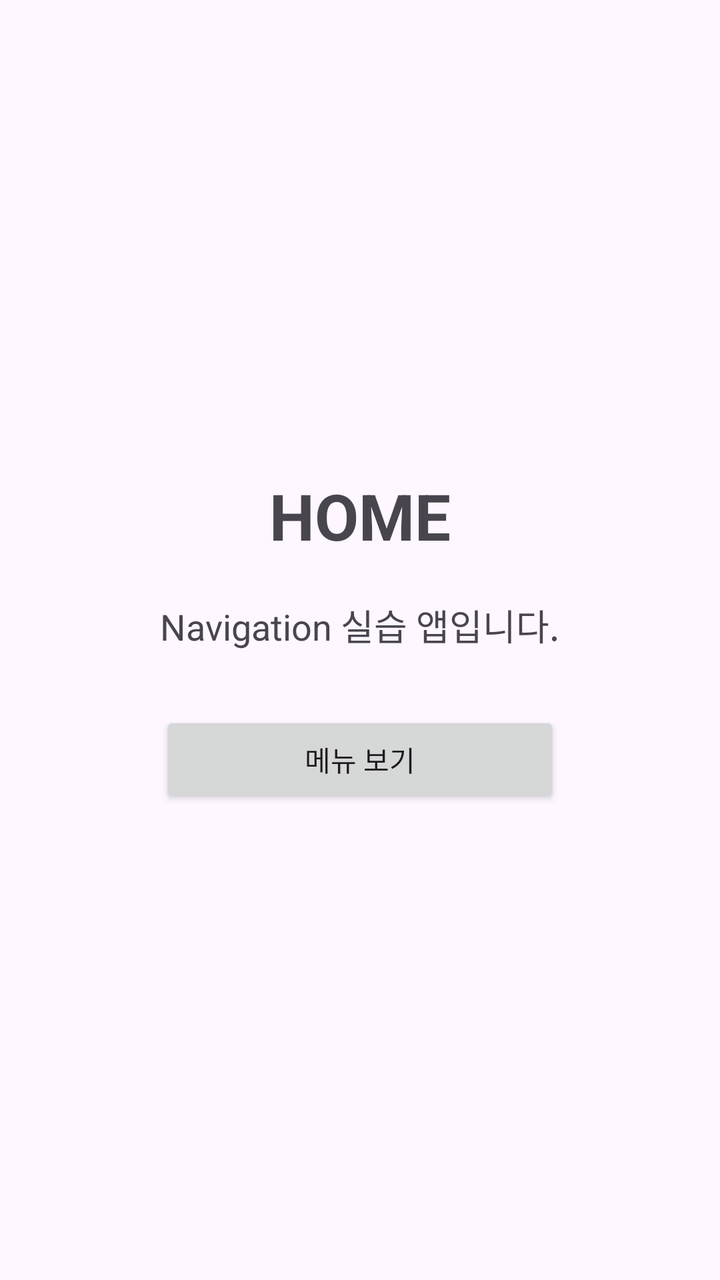
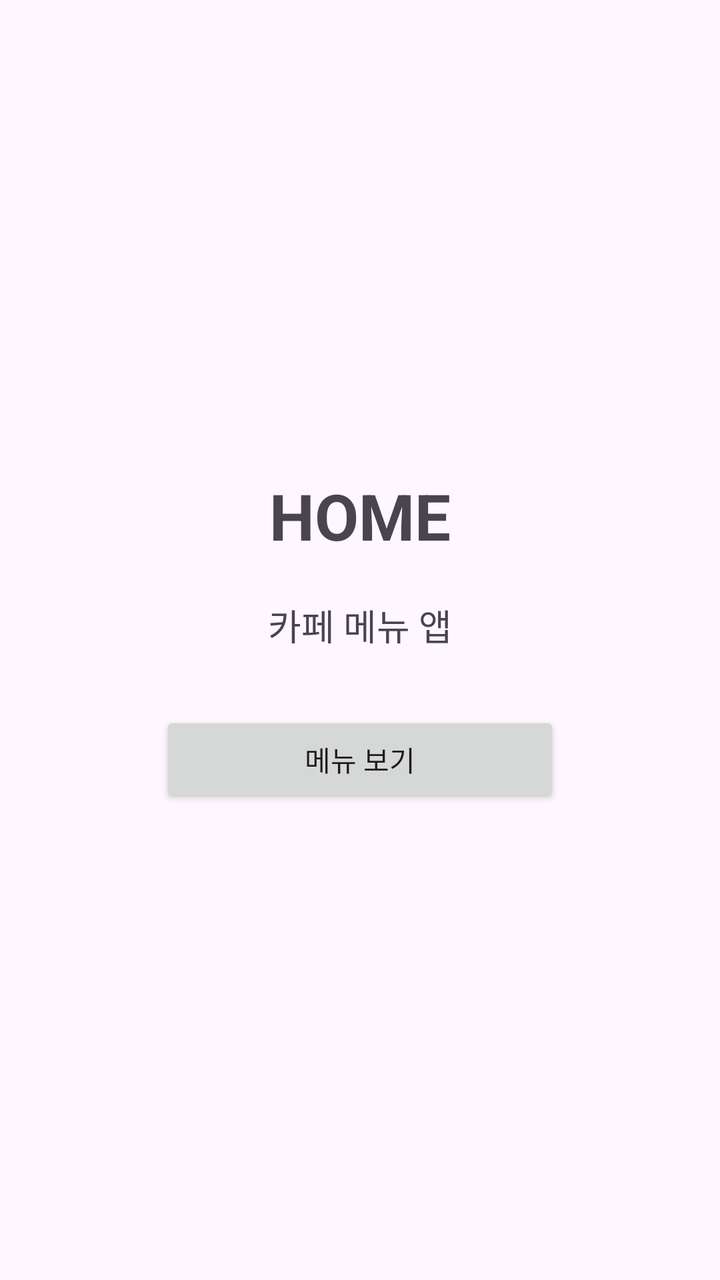

The first picture is an Android layout as it rendered before a commit; the second is the same layout after the commit. The layout source and the unified diff follow.
<!-- AndroidManifest.xml: application theme Theme.MyNavigationAPP -->
<!-- res/layout/fragment_home.xml -->
<?xml version="1.0" encoding="utf-8"?>


<LinearLayout
    xmlns:android="http://schemas.android.com/apk/res/android"
    android:layout_width="match_parent"
    android:layout_height="match_parent"
    android:orientation="vertical"
    android:gravity="center"
    android:padding="24dp">

    <TextView
        android:layout_width="wrap_content"
        android:layout_height="wrap_content"
        android:text="HOME"
        android:textSize="32sp"
        android:textStyle="bold" />

    <TextView
        android:layout_width="wrap_content"
        android:layout_height="wrap_content"
        android:text="Navigation 실습 앱입니다."
        android:textSize="18sp"
        android:layout_marginTop="20dp" />

    <Button
        android:id="@+id/btnMoveMenu"
        android:layout_width="200dp"
        android:layout_height="wrap_content"
        android:text="메뉴 보기"
        android:layout_marginTop="30dp" />

</LinearLayout>
<!-- resources referenced by this layout -->
<resources>
  <style name="Theme.MyNavigationAPP" parent="Base.Theme.MyNavigationAPP" />
  <style name="Base.Theme.MyNavigationAPP" parent="Theme.Material3.DayNight.NoActionBar">
          
          
      </style>
</resources>

<!-- the commit's change to res/layout/fragment_home.xml (unified diff, before → after) -->
@@ -19,7 +19,7 @@
     <TextView
         android:layout_width="wrap_content"
         android:layout_height="wrap_content"
-        android:text="Navigation 실습 앱입니다."
+        android:text="카페 메뉴 앱"
         android:textSize="18sp"
         android:layout_marginTop="20dp" />
 
